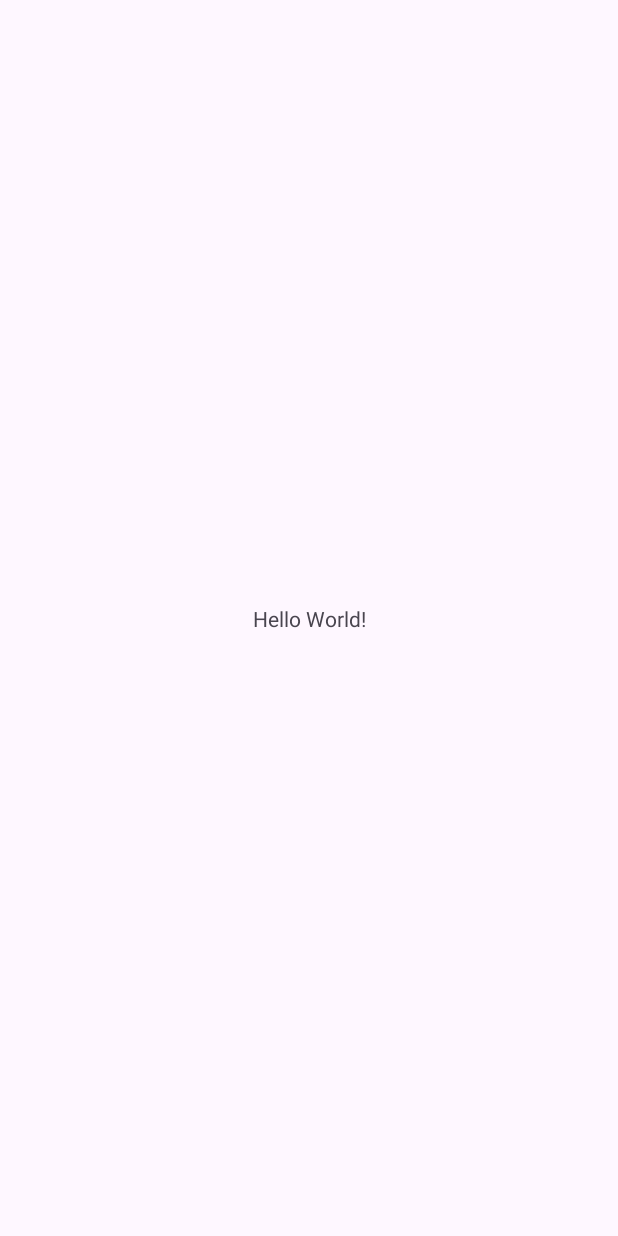
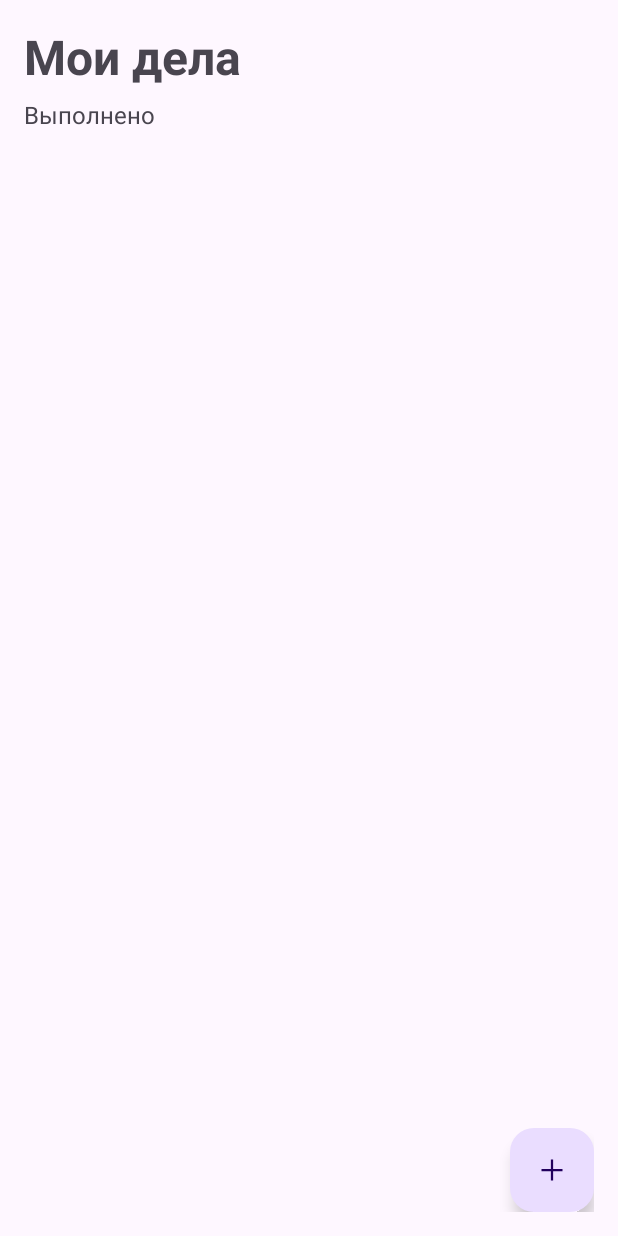
Before and after one commit to RomkaP0/TO-DO-App, an Android app: the screen it shows after launch (MainActivity), on a phone screen of 412 x 824 dp. Before the commit the screen is almost empty. Run offline under Robolectric (Android 15) with nearby library versions, the phone set to English and light mode, and no system bars.

Commit message:
add TODOList + design item + implementing libs

```diff
--- a/app/src/main/java/com/romka_po/to_doapp/MainActivity.kt
+++ b/app/src/main/java/com/romka_po/to_doapp/MainActivity.kt
@@ -2,10 +2,19 @@ package com.romka_po.to_doapp
 
 import androidx.appcompat.app.AppCompatActivity
 import android.os.Bundle
+import androidx.navigation.NavController
+import androidx.navigation.fragment.NavHostFragment
 
 class MainActivity : AppCompatActivity() {
+    lateinit var navController: NavController
+
     override fun onCreate(savedInstanceState: Bundle?) {
         super.onCreate(savedInstanceState)
         setContentView(R.layout.activity_main)
+
+        val navHostFragment =
+            supportFragmentManager.findFragmentById(R.id.nav_host_fragment) as NavHostFragment
+        navController = navHostFragment.navController
     }
+
 }
--- /dev/null
+++ b/app/src/main/java/com/romka_po/to_doapp/model/TodoListAdapter.kt
@@ -0,0 +1,52 @@
+package com.romka_po.to_doapp.model
+
+import android.view.LayoutInflater
+import android.view.ViewGroup
+import androidx.recyclerview.widget.AsyncListDiffer
+import androidx.recyclerview.widget.DiffUtil
+import androidx.recyclerview.widget.RecyclerView
+import com.romka_po.to_doapp.databinding.TodoItemBinding
+
+
+class TodoListAdapter:
+    RecyclerView.Adapter<TodoListAdapter.TodoListViewHolder>() {
+
+    private val diffCallback = object : DiffUtil.ItemCallback<TodoItem>() {
+
+        override fun areItemsTheSame(oldItem: TodoItem, newItem: TodoItem) =
+            oldItem.id == newItem.id
+
+        override fun areContentsTheSame(oldItem: TodoItem, newItem: TodoItem) =
+            oldItem == newItem
+    }
+
+    inner class TodoListViewHolder(val binding: TodoItemBinding) :
+        RecyclerView.ViewHolder(binding.root) {
+
+    }
+
+    val diffList = AsyncListDiffer(this, diffCallback)
+
+
+    override fun onCreateViewHolder(parent: ViewGroup, viewType: Int): TodoListViewHolder {
+        return TodoListViewHolder(
+            TodoItemBinding.inflate(
+                LayoutInflater.from(parent.context),
+                parent,
+                false
+            )
+        )
+    }
+
+    override fun getItemCount(): Int {
+        return diffList.currentList.size
+    }
+
+    override fun onBindViewHolder(holder: TodoListViewHolder, position: Int) {
+        val currentTodoItem = diffList.currentList[position]
+        with(holder.binding){
+            isCheckedTodo.isChecked = currentTodoItem.isComplete
+            todoTextView.text = currentTodoItem.text
+        }
+    }
+}
--- /dev/null
+++ b/app/src/main/java/com/romka_po/to_doapp/screen/TodoItemListViewModel.kt
@@ -0,0 +1,4 @@
+package com.romka_po.to_doapp.screen
+
+class TodoItemListViewModel {
+}
--- /dev/null
+++ b/app/src/main/java/com/romka_po/to_doapp/screen/TodoListFragment.kt
@@ -0,0 +1,43 @@
+package com.romka_po.to_doapp.screen
+
+import android.os.Bundle
+import androidx.fragment.app.Fragment
+import android.view.LayoutInflater
+import android.view.View
+import android.view.ViewGroup
+import androidx.recyclerview.widget.LinearLayoutManager
+import androidx.recyclerview.widget.RecyclerView
+import com.romka_po.to_doapp.R
+import com.romka_po.to_doapp.databinding.FragmentTodoListBinding
+import com.romka_po.to_doapp.model.TodoListAdapter
+
+class TodoListFragment : Fragment() {
+    lateinit var rvAdapter: TodoListAdapter
+
+    private lateinit var binding: FragmentTodoListBinding
+
+
+    override fun onCreateView(
+        inflater: LayoutInflater, container: ViewGroup?,
+        savedInstanceState: Bundle?
+    ): View {
+        // Inflate the layout for this fragment
+        binding = FragmentTodoListBinding.inflate(inflater, container, false)
+
+        return binding.root
+    }
+
+    override fun onViewCreated(view: View, savedInstanceState: Bundle?) {
+        super.onViewCreated(view, savedInstanceState)
+
+        setupRecyclerView(binding.todoRecyclerView)
+    }
+
+    private fun setupRecyclerView(recyclerView: RecyclerView) {
+        rvAdapter = TodoListAdapter()
+        with(recyclerView) {
+            adapter = rvAdapter
+            layoutManager = LinearLayoutManager(context)
+        }
+    }
+}
--- /dev/null
+++ b/app/src/main/res/drawable/ic_plus.xml
@@ -0,0 +1,9 @@
+<vector xmlns:android="http://schemas.android.com/apk/res/android"
+    android:width="48dp"
+    android:height="48dp"
+    android:viewportWidth="960"
+    android:viewportHeight="960">
+  <path
+      android:fillColor="#FF000000"
+      android:pathData="M450,760v-250L200,510v-60h250v-250h60v250h250v60L510,510v250h-60Z"/>
+</vector>
--- /dev/null
+++ b/app/src/main/res/drawable/list_background.xml
@@ -0,0 +1,5 @@
+<?xml version="1.0" encoding="utf-8"?>
+<shape xmlns:android="http://schemas.android.com/apk/res/android">
+    <corners android:radius="16dp"/>
+
+</shape>
--- a/app/src/main/res/layout/activity_main.xml
+++ b/app/src/main/res/layout/activity_main.xml
@@ -1,18 +1,21 @@
 <?xml version="1.0" encoding="utf-8"?>
-<androidx.constraintlayout.widget.ConstraintLayout xmlns:android="http://schemas.android.com/apk/res/android"
+<androidx.appcompat.widget.LinearLayoutCompat xmlns:android="http://schemas.android.com/apk/res/android"
     xmlns:app="http://schemas.android.com/apk/res-auto"
     xmlns:tools="http://schemas.android.com/tools"
     android:layout_width="match_parent"
     android:layout_height="match_parent"
     tools:context=".MainActivity">
 
-    <TextView
-        android:layout_width="wrap_content"
-        android:layout_height="wrap_content"
-        android:text="Hello World!"
+    <androidx.fragment.app.FragmentContainerView
+        android:id="@+id/nav_host_fragment"
+        android:name="androidx.navigation.fragment.NavHostFragment"
+        android:layout_width="match_parent"
+        android:layout_height="match_parent"
+        app:layout_constraintLeft_toLeftOf="parent"
+        app:layout_constraintRight_toRightOf="parent"
+        app:layout_constraintTop_toTopOf="parent"
         app:layout_constraintBottom_toBottomOf="parent"
-        app:layout_constraintEnd_toEndOf="parent"
-        app:layout_constraintStart_toStartOf="parent"
-        app:layout_constraintTop_toTopOf="parent" />
 
-</androidx.constraintlayout.widget.ConstraintLayout>
+        app:defaultNavHost="true"
+        app:navGraph="@navigation/navigation_graph"/>
+</androidx.appcompat.widget.LinearLayoutCompat>
--- /dev/null
+++ b/app/src/main/res/layout/fragment_todo_list.xml
@@ -0,0 +1,63 @@
+<?xml version="1.0" encoding="utf-8"?>
+<androidx.constraintlayout.widget.ConstraintLayout xmlns:android="http://schemas.android.com/apk/res/android"
+    xmlns:app="http://schemas.android.com/apk/res-auto"
+    xmlns:tools="http://schemas.android.com/tools"
+
+    android:layout_width="match_parent"
+    android:layout_height="match_parent"
+
+    android:padding="16dp"
+
+    tools:context=".screen.TodoListFragment">
+
+    <TextView
+        android:id="@+id/myTaskTextView"
+        android:layout_width="match_parent"
+
+
+        android:layout_height="wrap_content"
+        android:text="Мои дела"
+
+        android:textSize="32sp"
+        android:textStyle="bold"
+        tools:layout_editor_absoluteX="16dp"
+        tools:layout_editor_absoluteY="16dp" />
+
+    <TextView
+        android:id="@+id/textView2"
+        android:layout_width="wrap_content"
+
+        android:layout_height="wrap_content"
+
+        android:layout_marginTop="6dp"
+
+        android:text="Выполнено"
+        android:textSize="16sp"
+        app:layout_constraintTop_toBottomOf="@+id/myTaskTextView" />
+
+    <androidx.recyclerview.widget.RecyclerView
+        android:id="@+id/todoRecyclerView"
+        android:layout_width="match_parent"
+        android:layout_height="0dp"
+
+        android:layout_marginTop="18dp"
+
+        app:layout_constraintBottom_toBottomOf="parent"
+        app:layout_constraintTop_toBottomOf="@+id/textView2"
+
+        android:background="@drawable/list_background"
+        />
+
+    <com.google.android.material.floatingactionbutton.FloatingActionButton
+        android:id="@+id/floatingActionButton"
+        android:layout_width="wrap_content"
+
+        android:layout_height="wrap_content"
+
+
+        android:src="@drawable/ic_plus"
+        app:layout_constraintBottom_toBottomOf="parent"
+        app:layout_constraintEnd_toEndOf="parent" />
+
+
+</androidx.constraintlayout.widget.ConstraintLayout>
--- /dev/null
+++ b/app/src/main/res/navigation/navigation_graph.xml
@@ -0,0 +1,13 @@
+<?xml version="1.0" encoding="utf-8"?>
+<navigation xmlns:android="http://schemas.android.com/apk/res/android"
+    xmlns:app="http://schemas.android.com/apk/res-auto"
+    xmlns:tools="http://schemas.android.com/tools"
+    android:id="@+id/navigation_graph"
+    app:startDestination="@id/todoListFragment">
+
+    <fragment
+        android:id="@+id/todoListFragment"
+        android:name="com.romka_po.to_doapp.screen.TodoListFragment"
+        android:label="fragment_todo_list"
+        tools:layout="@layout/fragment_todo_list" />
+</navigation>
--- a/app/src/main/res/values/strings.xml
+++ b/app/src/main/res/values/strings.xml
@@ -1,3 +1,5 @@
 <resources>
     <string name="app_name">TO-DO App</string>
+    <!-- TODO: Remove or change this placeholder text -->
+    <string name="hello_blank_fragment">Hello blank fragment</string>
 </resources>
--- a/app/src/main/res/values/themes.xml
+++ b/app/src/main/res/values/themes.xml
@@ -3,7 +3,10 @@
     <style name="Base.Theme.TODOApp" parent="Theme.Material3.DayNight.NoActionBar">
         <!-- Customize your light theme here. -->
         <!-- <item name="colorPrimary">@color/my_light_primary</item> -->
+
     </style>
 
     <style name="Theme.TODOApp" parent="Base.Theme.TODOApp" />
+
+
 </resources>
--- a/build.gradle.kts
+++ b/build.gradle.kts
@@ -3,5 +3,8 @@
 plugins {
     alias(libs.plugins.androidApplication) apply false
     alias(libs.plugins.kotlinAndroid) apply false
+    alias(libs.plugins.kotlin.kapt) apply false
+    alias(libs.plugins.com.google.dagger.hilt.android) apply false
+
 }
 true // Needed to make the Suppress annotation work for the plugins block
```
Also changed, not shown: app/build.gradle.kts (+12 -0 lines), app/src/main/java/com/romka_po/to_doapp/model/TodoItem.kt (added, +13 -0 lines), app/src/main/java/com/romka_po/to_doapp/repository/TodoItemsRepository.kt (added, +16 -0 lines), app/src/main/java/com/romka_po/to_doapp/utils/Importance.kt (added, +7 -0 lines), app/src/main/res/drawable/ic_arrow_right.xml (added, +9 -0 lines), app/src/main/res/layout/todo_item.xml (added, +46 -0 lines), gradle/libs.versions.toml (+9 -0 lines).
